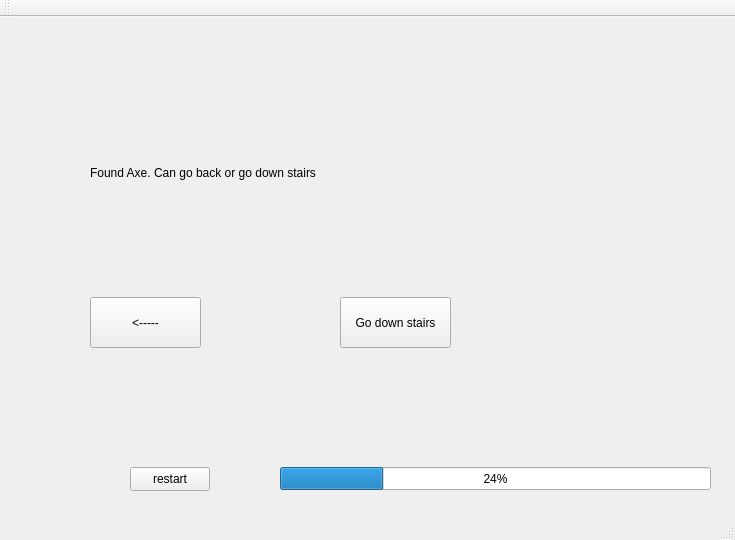
Above: mainwindow.ui from EvaFinn/ZorkProject before the change. Below: the same form after it.
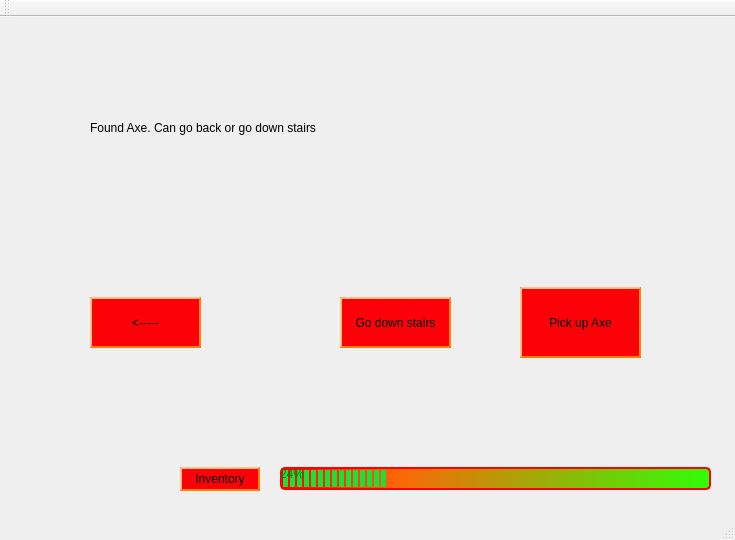
That is the form after the change. The open tabs and pages were chosen to show the change. Icons and pictures are not drawn.

Commit message: UX, inventory;

The edit to the form file:
```diff
--- a/mainwindow.ui
+++ b/mainwindow.ui
@@ -14,19 +14,66 @@
    <string>MainWindow</string>
   </property>
   <property name="styleSheet">
-   <string notr="true">QPushButton:hover
-{
-	background-color: green;
-}2</string>
+   <string notr="true">QPushButton {
+	background-color : rgb(252, 1, 7);
+     border-style: outset;
+     border-width: 2px;
+     border-color: rgb(253, 128, 8);
+	font-family : &quot;Times New Roman&quot;, Times, serif;
+}
+
+QPushButton:hover{
+	background-color: rgb(254, 204, 102);
+     border-style: outset;
+     border-width: 2px;
+     border-color: rgb(253, 128, 8);
+	font-family : &quot;Times New Roman&quot;, Times, serif;
+
+}
+
+QPushButton:pressed {
+    background-color: rgb(255, 0, 0);
+     border-style: outset;
+     border-width: 2px;
+     border-color: rgb(253, 128, 8);
+	font-family : &quot;Times New Roman&quot;, Times, serif;
+
+}
+
+QProgressBar {
+    border: 2px solid red;
+    border-radius: 5px;
+}
+
+QProgressBar#healthBar{
+    border: 2px solid red;
+    border-radius: 5px;
+	color: green;
+	background-color: qlineargradient(spread:pad, x1:0, y1:0, x2:1, y2:0, stop:0 rgba(252, 1, 7, 255), stop:0.26943 rgba(253, 102, 8, 255), stop:1 rgba(46, 255, 7, 255));
+}
+
+QProgressBar#healthBar::chunk {
+    background-color: rgb(29, 223, 59);
+    width: 5px;
+	margin: 0.5px;
+}
+
+QLabel {
+	font-family : &quot;Times New Roman&quot;, Times, serif;
+}
+</string>
   </property>
   <widget class="QWidget" name="centralWidget">
+   <property name="styleSheet">
+    <string notr="true"/>
+   </property>
    <widget class="QStackedWidget" name="stackedWidget">
     <property name="geometry">
      <rect>
       <x>0</x>
       <y>0</y>
-      <width>741</width>
-      <height>441</height>
+      <width>781</width>
+      <height>421</height>
      </rect>
     </property>
     <property name="layoutDirection">
@@ -144,6 +191,19 @@
         <string/>
        </property>
       </widget>
+      <widget class="QPushButton" name="restart">
+       <property name="geometry">
+        <rect>
+         <x>330</x>
+         <y>370</y>
+         <width>80</width>
+         <height>24</height>
+        </rect>
+       </property>
+       <property name="text">
+        <string>Try Again</string>
+       </property>
+      </widget>
      </widget>
     </widget>
     <widget class="QWidget" name="page_3">
@@ -481,8 +541,8 @@
        <rect>
         <x>90</x>
         <y>70</y>
-        <width>491</width>
-        <height>171</height>
+        <width>261</width>
+        <height>81</height>
        </rect>
       </property>
       <property name="text">
@@ -515,6 +575,19 @@
        <string>Go down stairs</string>
       </property>
      </widget>
+     <widget class="QPushButton" name="pickAxeBtn">
+      <property name="geometry">
+       <rect>
+        <x>520</x>
+        <y>270</y>
+        <width>121</width>
+        <height>71</height>
+       </rect>
+      </property>
+      <property name="text">
+       <string>Pick up Axe</string>
+      </property>
+     </widget>
     </widget>
     <widget class="QWidget" name="page_10">
      <widget class="QLabel" name="label_10">
@@ -560,17 +633,30 @@
      <number>24</number>
     </property>
    </widget>
-   <widget class="QPushButton" name="restart">
+   <widget class="QPushButton" name="inventoryBtn">
     <property name="geometry">
      <rect>
-      <x>130</x>
+      <x>180</x>
       <y>450</y>
       <width>80</width>
       <height>24</height>
      </rect>
     </property>
     <property name="text">
-     <string>restart</string>
+     <string>Inventory</string>
+    </property>
+   </widget>
+   <widget class="QLabel" name="inventory">
+    <property name="geometry">
+     <rect>
+      <x>0</x>
+      <y>420</y>
+      <width>211</width>
+      <height>31</height>
+     </rect>
+    </property>
+    <property name="text">
+     <string/>
     </property>
    </widget>
   </widget>
```
Left out of the diff: 8 changed lines with no effect on the pictures. The commit also changes 23 other files.
